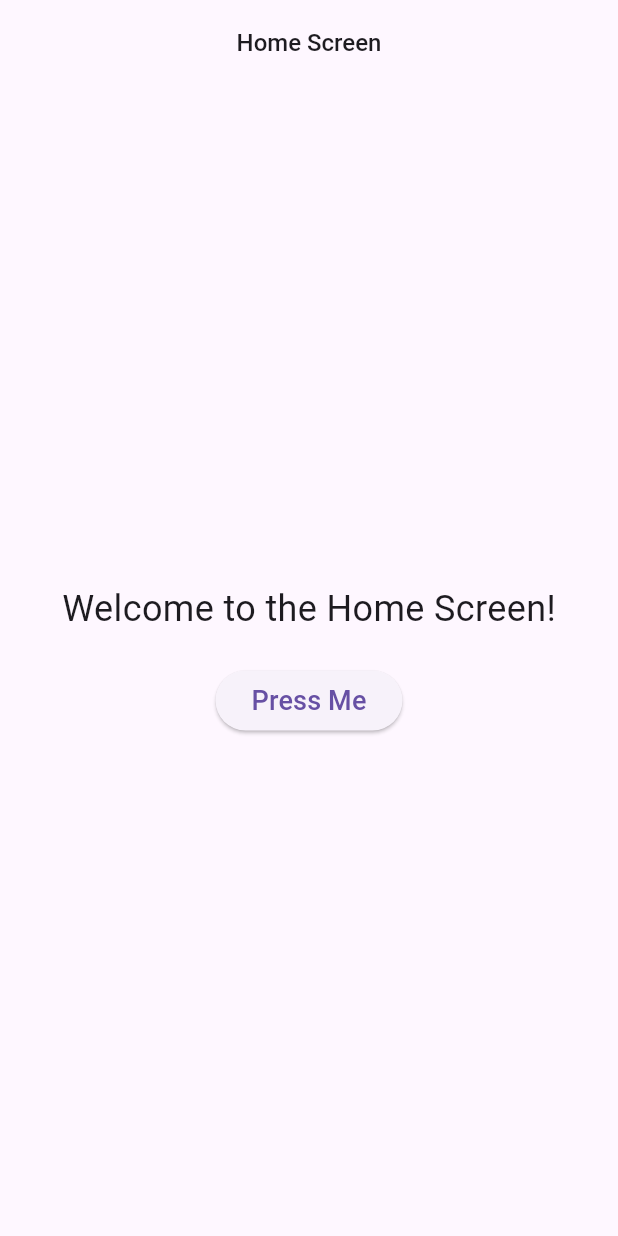
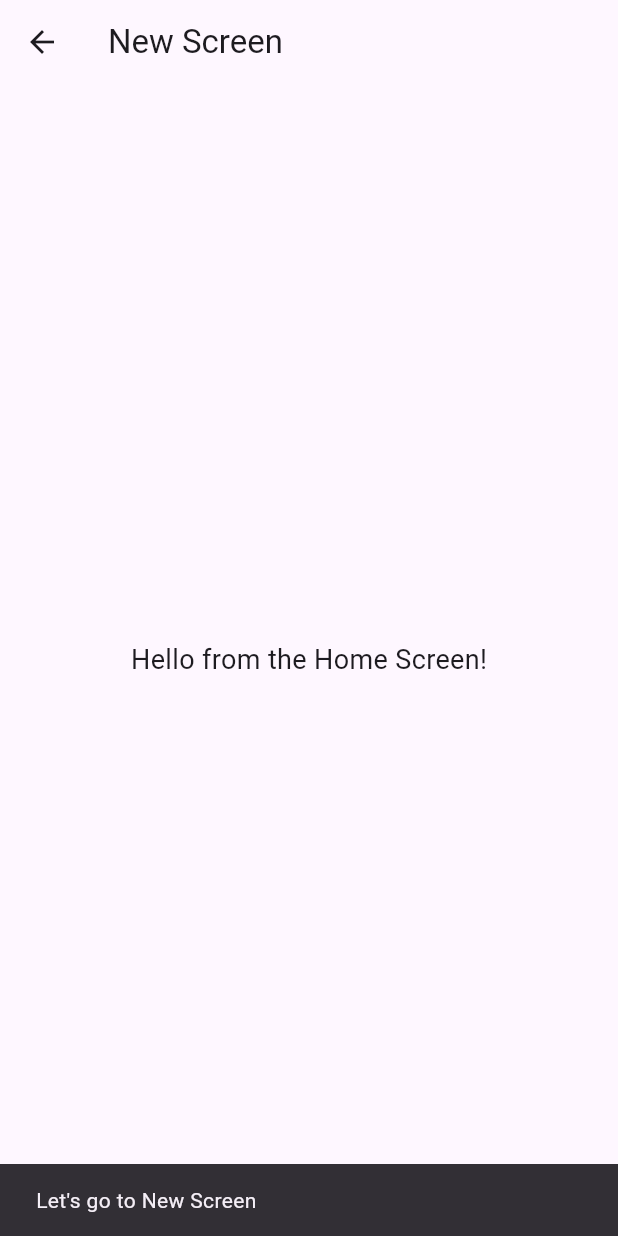
Before and after one commit to Shahin4292/Remote-kitchen, a Flutter app: the screen it shows after launch, after a tap on "Press Me", on a phone screen of 412 x 824 dp. Run offline on Flutter 3.47's test engine with Material 3 defaults, Android fonts, the phone set to English and light mode, and no system bars.

Commit message:
3. When the button is pressed, navigate to a new screen that displays a message Done

```diff
--- a/lib/home_screen.dart
+++ b/lib/home_screen.dart
@@ -30,6 +30,21 @@ class _HomeScreenState extends State<HomeScreen> {
             const SizedBox(height: 20),
             ElevatedButton(
               onPressed: () {
+                ScaffoldMessenger.of(context).clearMaterialBanners();
+                ScaffoldMessenger.of(context).showSnackBar(
+                  const SnackBar(
+                    content: Text("Let's go to New Screen"),
+                    duration: Duration(seconds: 1),
+                  ),
+                );
+                Future.delayed(const Duration(seconds: 0), () {
+                  Navigator.push(
+                    context,
+                    MaterialPageRoute(
+                      builder: (context) => const NewScreen(message: 'Hello from the Home Screen!'),
+                    ),
+                  );
+                });
               },
               child: const Text('Press Me',style:  TextStyle(fontSize: 18),),
             ),
@@ -39,3 +54,24 @@ class _HomeScreenState extends State<HomeScreen> {
     );
   }
 }
+
+class NewScreen extends StatelessWidget {
+  final String message;
+
+  const NewScreen({super.key, required this.message});
+
+  @override
+  Widget build(BuildContext context) {
+    return Scaffold(
+      appBar: AppBar(
+        title: const Text('New Screen'),
+      ),
+      body: Center(
+        child: Text(
+          message,
+          style: const TextStyle(fontSize: 18),
+        ),
+      ),
+    );
+  }
+}
```
